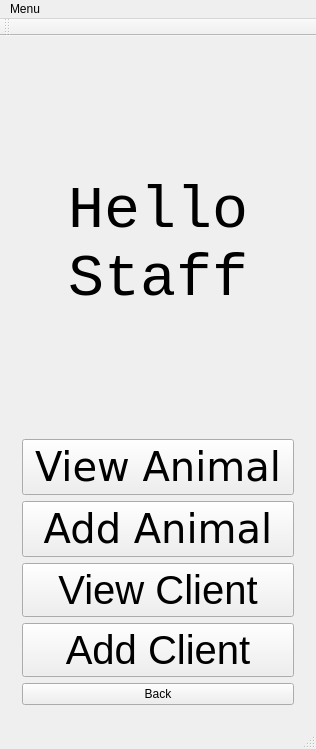
husseinkhlawey/NullPointerException, file cuACS/mainwindow.ui: the form before one commit.
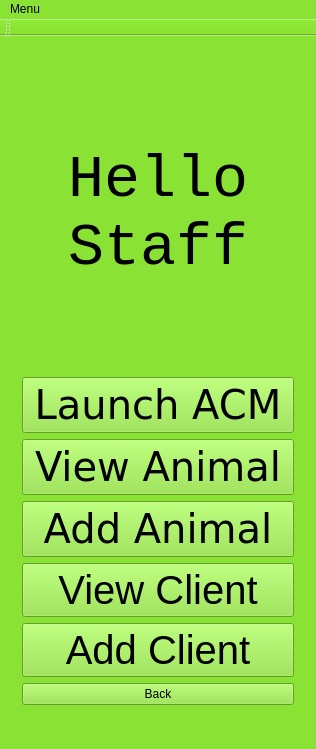
The form after the commit. The open tabs and pages were chosen to show the change.

```diff
--- a/cuACS/mainwindow.ui
+++ b/cuACS/mainwindow.ui
@@ -13,6 +13,9 @@
   <property name="windowTitle">
    <string>MainWindow</string>
   </property>
+  <property name="styleSheet">
+   <string notr="true">background-color: rgb(138, 226, 52);</string>
+  </property>
   <widget class="QWidget" name="centralWidget">
    <layout class="QVBoxLayout" name="verticalLayout_6">
     <item>
@@ -201,6 +204,19 @@
           </property>
          </widget>
         </item>
+        <item>
+         <widget class="QPushButton" name="pushButton_31">
+          <property name="font">
+           <font>
+            <family>DejaVu Sans</family>
+            <pointsize>30</pointsize>
+           </font>
+          </property>
+          <property name="text">
+           <string>Launch ACM</string>
+          </property>
+         </widget>
+        </item>
         <item>
          <widget class="QPushButton" name="pushButton_5">
           <property name="font">
```
Left out of the diff: 12 changed lines with no effect on the pictures.
